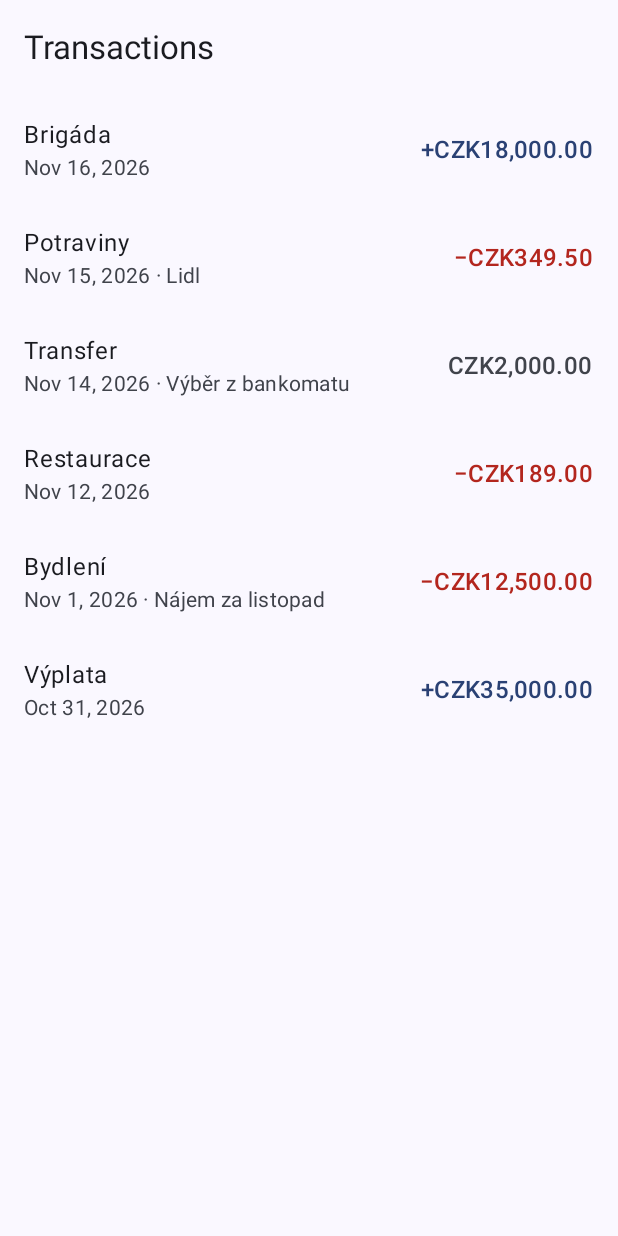
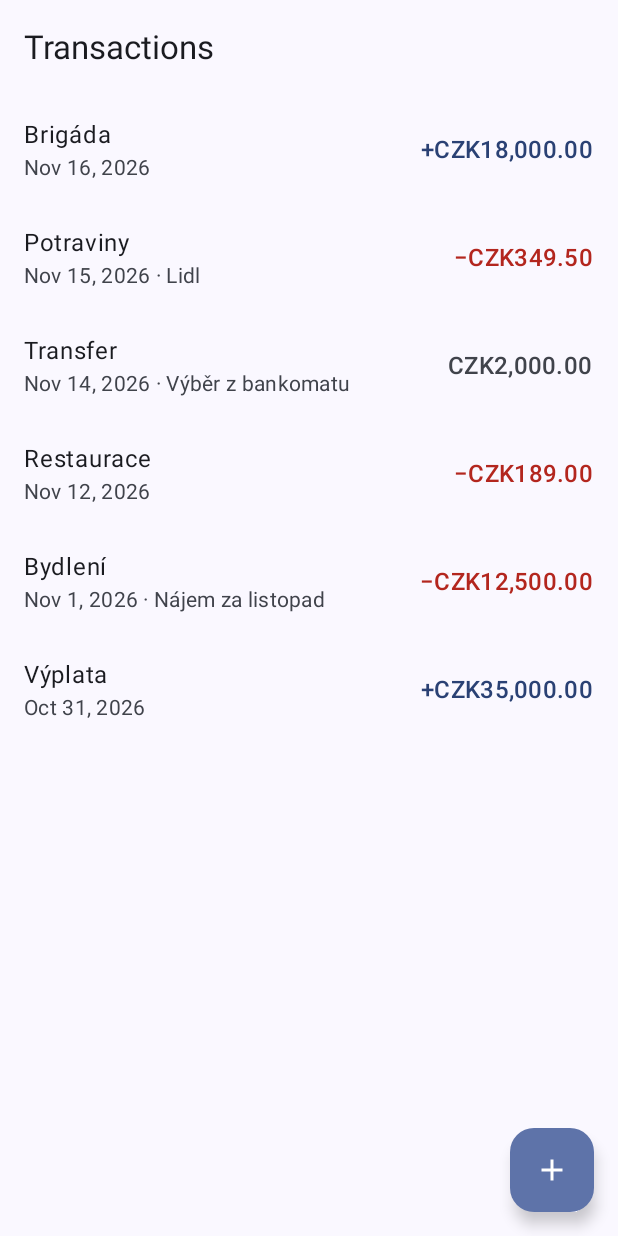
Before and after one commit to lilianluca/ledgerly-android, an Android app built with Jetpack Compose: the screen it shows after launch (MainActivity), on a phone screen of 412 x 824 dp. Run offline under Robolectric (Android 15) with nearby library versions, the phone set to English and light mode, and no system bars; our stand-ins replace Navigation 3.

Commit message:
feat: add navigation with add-transaction placeholder screen

```diff
--- a/app/src/main/java/com/lilianluca/ledgerly/MainActivity.kt
+++ b/app/src/main/java/com/lilianluca/ledgerly/MainActivity.kt
@@ -4,9 +4,8 @@ import android.os.Bundle
 import androidx.activity.ComponentActivity
 import androidx.activity.compose.setContent
 import androidx.activity.enableEdgeToEdge
-import com.lilianluca.ledgerly.data.sample.sampleTransactions
+import com.lilianluca.ledgerly.ui.navigation.LedgerlyNavDisplay
 import com.lilianluca.ledgerly.ui.theme.LedgerlyTheme
-import com.lilianluca.ledgerly.ui.transactions.TransactionsScreen
 
 class MainActivity : ComponentActivity() {
     override fun onCreate(savedInstanceState: Bundle?) {
@@ -14,7 +13,7 @@ class MainActivity : ComponentActivity() {
         enableEdgeToEdge()
         setContent {
             LedgerlyTheme {
-                TransactionsScreen(transactions = sampleTransactions)
+                LedgerlyNavDisplay()
             }
         }
     }
--- /dev/null
+++ b/app/src/main/java/com/lilianluca/ledgerly/ui/navigation/LedgerlyNavDisplay.kt
@@ -0,0 +1,44 @@
+package com.lilianluca.ledgerly.ui.navigation
+
+import androidx.compose.runtime.Composable
+import androidx.compose.ui.Modifier
+import androidx.lifecycle.compose.dropUnlessResumed
+import androidx.lifecycle.viewmodel.navigation3.rememberViewModelStoreNavEntryDecorator
+import androidx.navigation3.runtime.entryProvider
+import androidx.navigation3.runtime.rememberNavBackStack
+import androidx.navigation3.runtime.rememberSaveableStateHolderNavEntryDecorator
+import androidx.navigation3.ui.NavDisplay
+import com.lilianluca.ledgerly.ui.addtransaction.AddTransactionScreen
+import com.lilianluca.ledgerly.ui.transactions.TransactionsRoute
+
+/** App navigation: owns the back stack and maps each key to its screen. */
+@Composable
+fun LedgerlyNavDisplay(modifier: Modifier = Modifier) {
+    // A plain list of keys we own; the last one is the visible screen
+    val backStack = rememberNavBackStack(TransactionsNavKey)
+
+    NavDisplay(
+        backStack = backStack,
+        onBack = { backStack.removeLastOrNull() },
+        modifier = modifier,
+        entryDecorators = listOf(
+            // Saves rememberSaveable state per screen
+            rememberSaveableStateHolderNavEntryDecorator(),
+            // Gives each screen its own ViewModels, cleared when the screen leaves the back stack
+            rememberViewModelStoreNavEntryDecorator(),
+        ),
+        entryProvider = entryProvider {
+            entry<TransactionsNavKey> {
+                TransactionsRoute(
+                    // Ignores clicks while a transition is running, preventing double navigation
+                    onAddTransactionClick = dropUnlessResumed { backStack.add(AddTransactionNavKey) },
+                )
+            }
+            entry<AddTransactionNavKey> {
+                AddTransactionScreen(
+                    onNavigateBack = dropUnlessResumed { backStack.removeLastOrNull() },
+                )
+            }
+        },
+    )
+}
--- /dev/null
+++ b/app/src/main/java/com/lilianluca/ledgerly/ui/navigation/NavKeys.kt
@@ -0,0 +1,13 @@
+package com.lilianluca.ledgerly.ui.navigation
+
+import androidx.navigation3.runtime.NavKey
+import kotlinx.serialization.Serializable
+
+// Keys identify destinations in the back stack (like URLs in a web router).
+// @Serializable lets the back stack survive configuration changes and process death.
+
+@Serializable
+data object TransactionsNavKey : NavKey
+
+@Serializable
+data object AddTransactionNavKey : NavKey
--- a/app/src/main/java/com/lilianluca/ledgerly/ui/transactions/TransactionsScreen.kt
+++ b/app/src/main/java/com/lilianluca/ledgerly/ui/transactions/TransactionsScreen.kt
@@ -1,25 +1,52 @@
 package com.lilianluca.ledgerly.ui.transactions
 
 import android.content.res.Configuration
+import androidx.compose.foundation.layout.Box
 import androidx.compose.foundation.layout.fillMaxSize
+import androidx.compose.foundation.layout.padding
+import androidx.compose.material3.CircularProgressIndicator
 import androidx.compose.material3.ExperimentalMaterial3Api
+import androidx.compose.material3.FloatingActionButton
+import androidx.compose.material3.Icon
+import androidx.compose.material3.MaterialTheme
 import androidx.compose.material3.Scaffold
 import androidx.compose.material3.Text
 import androidx.compose.material3.TopAppBar
 import androidx.compose.runtime.Composable
+import androidx.compose.runtime.getValue
+import androidx.compose.ui.Alignment
 import androidx.compose.ui.Modifier
+import androidx.compose.ui.res.painterResource
 import androidx.compose.ui.res.stringResource
 import androidx.compose.ui.tooling.preview.Preview
+import androidx.lifecycle.compose.collectAsStateWithLifecycle
+import androidx.lifecycle.viewmodel.compose.viewModel
 import com.lilianluca.ledgerly.R
 import com.lilianluca.ledgerly.data.sample.sampleTransactions
-import com.lilianluca.ledgerly.domain.model.Transaction
 import com.lilianluca.ledgerly.ui.theme.LedgerlyTheme
 
-/** Screen showing all transactions. In milestone 2 it will get its data from a ViewModel. */
+/** Stateful entry point: obtains the ViewModel and observes its state. */
+@Composable
+fun TransactionsRoute(
+    onAddTransactionClick: () -> Unit,
+    modifier: Modifier = Modifier,
+    viewModel: TransactionsViewModel = viewModel(factory = TransactionsViewModel.Factory),
+) {
+    // Collects only while the screen is at least STARTED (visible), saving resources in background
+    val uiState by viewModel.uiState.collectAsStateWithLifecycle()
+    TransactionsScreen(
+        uiState = uiState,
+        onAddTransactionClick = onAddTransactionClick,
+        modifier = modifier,
+    )
+}
+
+/** Stateless screen: renders the given state only, so it is easy to preview and test. */
 @OptIn(ExperimentalMaterial3Api::class)
 @Composable
 fun TransactionsScreen(
-    transactions: List<Transaction>,
+    uiState: TransactionsUiState,
+    onAddTransactionClick: () -> Unit,
     modifier: Modifier = Modifier,
 ) {
     Scaffold(
@@ -27,13 +54,48 @@ fun TransactionsScreen(
         topBar = {
             TopAppBar(title = { Text(stringResource(R.string.transactions_title)) })
         },
+        floatingActionButton = {
+            FloatingActionButton(onClick = onAddTransactionClick) {
+                Icon(
+                    painter = painterResource(R.drawable.ic_add),
+                    contentDescription = stringResource(R.string.add_transaction),
+                )
+            }
+        },
     ) { innerPadding ->
-        TransactionList(
-            transactions = transactions,
-            modifier = Modifier.fillMaxSize(),
-            // Padding goes inside the list, so content can scroll behind system bars
-            contentPadding = innerPadding,
-        )
+        when {
+            uiState.isLoading -> CenteredBox(Modifier.padding(innerPadding)) {
+                CircularProgressIndicator()
+            }
+
+            uiState.transactions.isEmpty() -> CenteredBox(Modifier.padding(innerPadding)) {
+                Text(
+                    text = stringResource(R.string.transactions_empty),
+                    style = MaterialTheme.typography.bodyLarge,
+                    color = MaterialTheme.colorScheme.onSurfaceVariant,
+                )
+            }
+
+            else -> TransactionList(
+                transactions = uiState.transactions,
+                modifier = Modifier.fillMaxSize(),
+                // Padding goes inside the list, so content can scroll behind system bars
+                contentPadding = innerPadding,
+            )
+        }
+    }
+}
+
+@Composable
+private fun CenteredBox(
+    modifier: Modifier = Modifier,
+    content: @Composable () -> Unit,
+) {
+    Box(
+        modifier = modifier.fillMaxSize(),
+        contentAlignment = Alignment.Center,
+    ) {
+        content()
     }
 }
 
@@ -41,7 +103,10 @@ fun TransactionsScreen(
 @Composable
 private fun TransactionsScreenPreview() {
     LedgerlyTheme {
-        TransactionsScreen(transactions = sampleTransactions)
+        TransactionsScreen(
+            uiState = TransactionsUiState(sampleTransactions, isLoading = false),
+            onAddTransactionClick = {},
+        )
     }
 }
 
@@ -49,6 +114,31 @@ private fun TransactionsScreenPreview() {
 @Composable
 private fun TransactionsScreenDarkPreview() {
     LedgerlyTheme {
-        TransactionsScreen(transactions = sampleTransactions)
+        TransactionsScreen(
+            uiState = TransactionsUiState(sampleTransactions, isLoading = false),
+            onAddTransactionClick = {},
+        )
     }
 }
+
+@Preview(showBackground = true, showSystemUi = true)
+@Composable
+private fun TransactionsScreenEmptyPreview() {
+    LedgerlyTheme {
+        TransactionsScreen(
+            uiState = TransactionsUiState(emptyList(), isLoading = false),
+            onAddTransactionClick = {},
+        )
+    }
+}
+
+@Preview(showBackground = true, showSystemUi = true)
+@Composable
+private fun TransactionsScreenLoadingPreview() {
+    LedgerlyTheme {
+        TransactionsScreen(
+            uiState = TransactionsUiState(isLoading = true),
+            onAddTransactionClick = {},
+        )
+    }
+}
--- /dev/null
+++ b/app/src/main/java/com/lilianluca/ledgerly/ui/transactions/TransactionsUiState.kt
@@ -0,0 +1,9 @@
+package com.lilianluca.ledgerly.ui.transactions
+
+import com.lilianluca.ledgerly.domain.model.Transaction
+
+/** Everything the transactions screen needs to render, in one immutable object. */
+data class TransactionsUiState(
+    val transactions: List<Transaction> = emptyList(),
+    val isLoading: Boolean = true,
+)
--- /dev/null
+++ b/app/src/main/java/com/lilianluca/ledgerly/ui/transactions/TransactionsViewModel.kt
@@ -0,0 +1,39 @@
+package com.lilianluca.ledgerly.ui.transactions
+
+import androidx.lifecycle.ViewModel
+import androidx.lifecycle.ViewModelProvider
+import androidx.lifecycle.ViewModelProvider.AndroidViewModelFactory.Companion.APPLICATION_KEY
+import androidx.lifecycle.viewModelScope
+import androidx.lifecycle.viewmodel.initializer
+import androidx.lifecycle.viewmodel.viewModelFactory
+import com.lilianluca.ledgerly.LedgerlyApplication
+import com.lilianluca.ledgerly.data.repository.TransactionRepository
+import kotlinx.coroutines.flow.SharingStarted
+import kotlinx.coroutines.flow.StateFlow
+import kotlinx.coroutines.flow.map
+import kotlinx.coroutines.flow.stateIn
+
+/** Holds the state of the transactions screen and survives configuration changes. */
+class TransactionsViewModel(
+    transactionRepository: TransactionRepository,
+) : ViewModel() {
+
+    val uiState: StateFlow<TransactionsUiState> = transactionRepository.observeTransactions()
+        .map { transactions -> TransactionsUiState(transactions = transactions, isLoading = false) }
+        .stateIn(
+            scope = viewModelScope,
+            // Keep the upstream alive for 5 s after the UI stops observing (e.g. during rotation)
+            started = SharingStarted.WhileSubscribed(5_000),
+            initialValue = TransactionsUiState(),
+        )
+
+    companion object {
+        // Manual DI: pulls the repository from the app container. Replaced by Hilt in milestone 4.
+        val Factory: ViewModelProvider.Factory = viewModelFactory {
+            initializer {
+                val app = this[APPLICATION_KEY] as LedgerlyApplication
+                TransactionsViewModel(app.container.transactionRepository)
+            }
+        }
+    }
+}
--- /dev/null
+++ b/app/src/main/res/drawable/ic_add.xml
@@ -0,0 +1,11 @@
+<?xml version="1.0" encoding="utf-8"?>
+<!-- Material Symbols "add" (outlined, 24dp) -->
+<vector xmlns:android="http://schemas.android.com/apk/res/android"
+    android:width="24dp"
+    android:height="24dp"
+    android:viewportWidth="960"
+    android:viewportHeight="960">
+    <path
+        android:fillColor="@android:color/white"
+        android:pathData="M440,520L200,520L200,440L440,440L440,200L520,200L520,440L760,440L760,520L520,520L520,760L440,760L440,520Z" />
+</vector>
--- a/app/src/main/res/values/strings.xml
+++ b/app/src/main/res/values/strings.xml
@@ -2,5 +2,9 @@
 <resources>
     <string name="app_name">Ledgerly</string>
     <string name="transactions_title">Transactions</string>
+    <string name="transactions_empty">No transactions yet</string>
     <string name="transaction_type_transfer">Transfer</string>
+    <string name="add_transaction">Add transaction</string>
+    <string name="add_transaction_title">New transaction</string>
+    <string name="navigate_back">Back</string>
 </resources>
```
Also changed, not shown: app/src/main/java/com/lilianluca/ledgerly/ui/addtransaction/AddTransactionScreen.kt (added, +57 -0 lines), app/src/main/res/drawable/ic_arrow_back.xml (added, +12 -0 lines), 1 other file.
